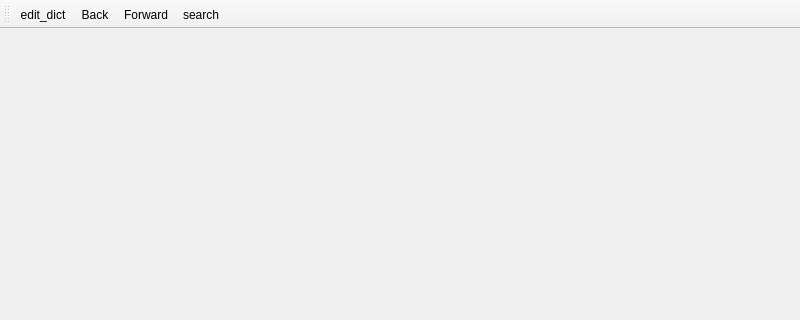
Above: mainwindow.ui from nemorami/dictbrowser before the change; both pictures show x 0 to 800 and y 0 to 320 of the 800 by 600 pixel window. Below: the same form after it.
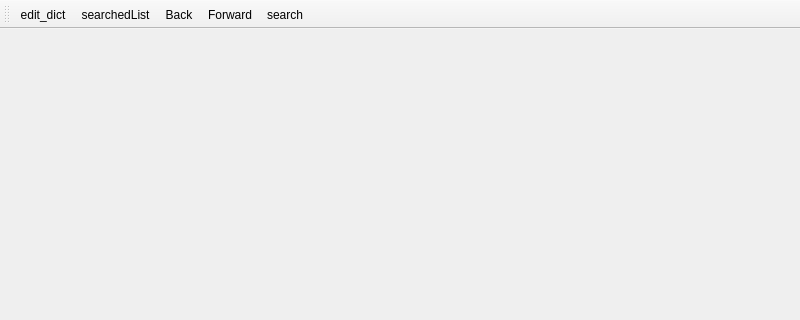
That is the form after the change.

Commit message: searched list dialog box

Diff of the .ui file:
```diff
--- a/mainwindow.ui
+++ b/mainwindow.ui
@@ -36,6 +36,7 @@
     <bool>false</bool>
    </attribute>
    <addaction name="actionedit_dict"/>
+   <addaction name="actionsearchedList"/>
    <addaction name="actionBack"/>
    <addaction name="actionForward"/>
    <addaction name="actionsearch"/>
@@ -63,6 +64,11 @@
     <string>Forward</string>
    </property>
   </action>
+  <action name="actionsearchedList">
+   <property name="text">
+    <string>searchedList</string>
+   </property>
+  </action>
  </widget>
  <resources/>
  <connections/>
```
The commit also changes 7 other files.
